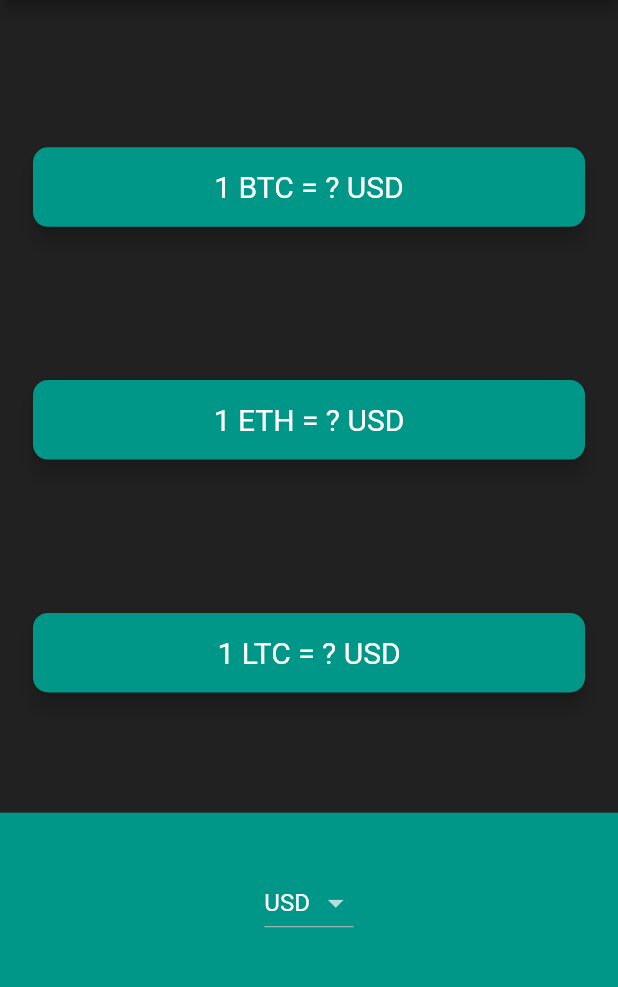
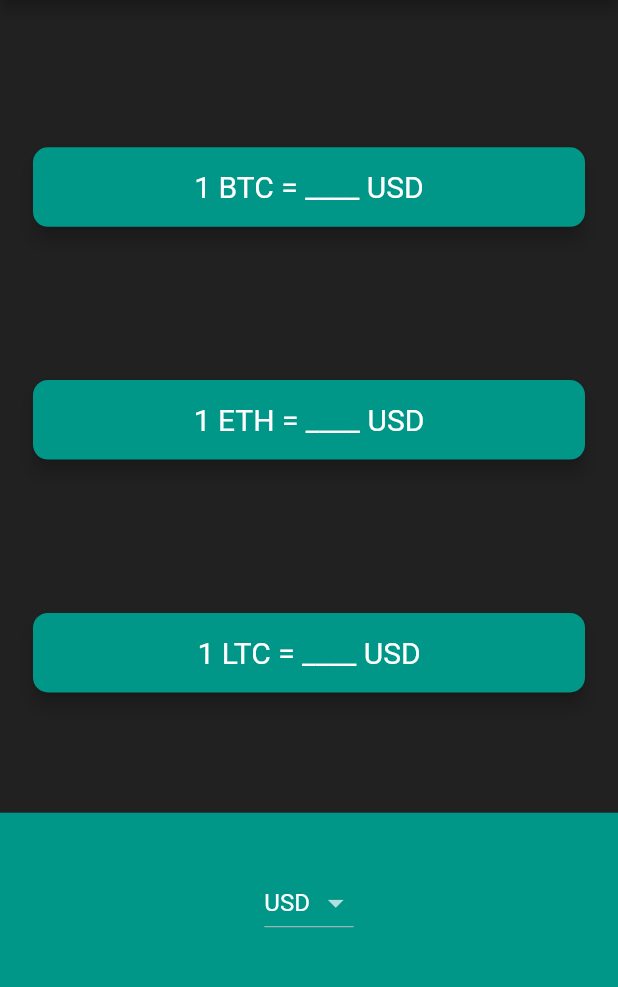
Before and after one commit to Basith-P/Bitcoin-ticker, a Flutter app: the screen it shows after launch, on a phone screen of 412 x 824 dp, the part 84-1071 px from its top. Run offline on Flutter 3.47's test engine with Material 2 defaults, Android fonts, the phone set to English and light mode, and no system bars; network calls fail.

```diff
--- a/lib/screens/price_screen.dart
+++ b/lib/screens/price_screen.dart
@@ -87,17 +87,17 @@ class _PriceScreenState extends State<PriceScreen> {
         children: <Widget>[
           CryptoCard(
             cruptoCurrency: 'BTC',
-            value: isWaiting ? '?' : coinValues['BTC']!,
+            value: isWaiting ? '____' : coinValues['BTC']!,
             selectedCurrency: selectedCurrency,
           ),
           CryptoCard(
             cruptoCurrency: 'ETH',
-            value: isWaiting ? '?' : coinValues['ETH']!,
+            value: isWaiting ? '____' : coinValues['ETH']!,
             selectedCurrency: selectedCurrency,
           ),
           CryptoCard(
             cruptoCurrency: 'LTC',
-            value: isWaiting ? '?' : coinValues['LTC']!,
+            value: isWaiting ? '____' : coinValues['LTC']!,
             selectedCurrency: selectedCurrency,
           ),
           Container(
```
